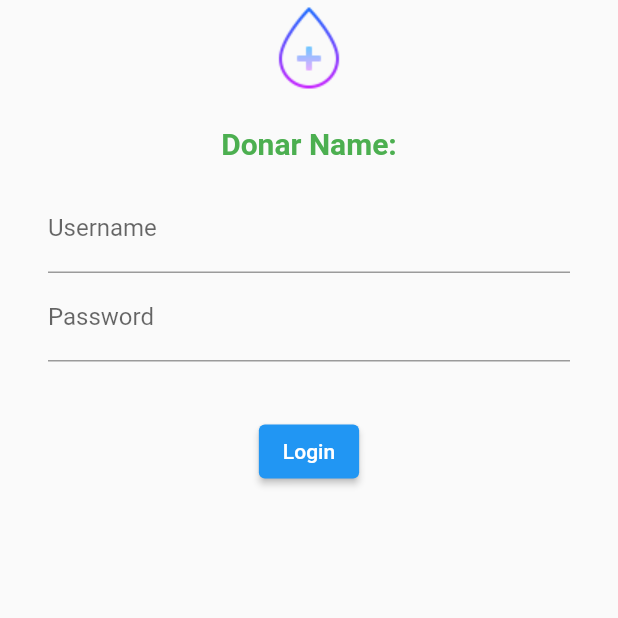
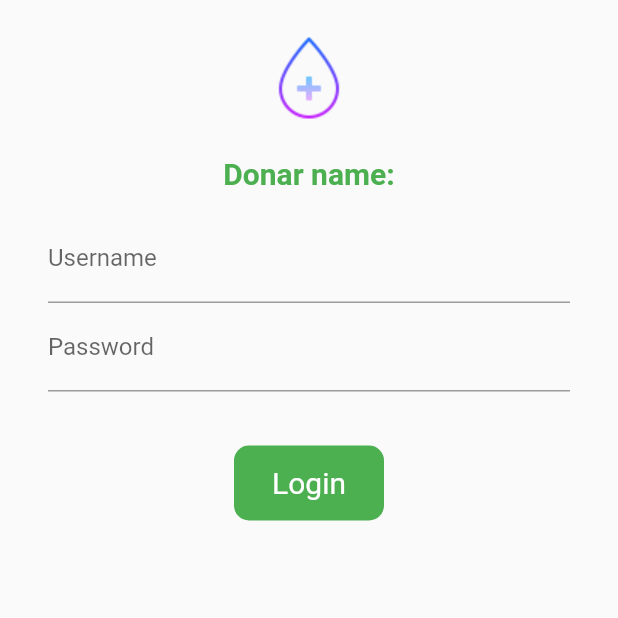
Before and after one commit to AntorAcs2239/Flutter_Practice_Project, a Flutter app: the screen it shows after launch, on a phone screen of 412 x 824 dp, the top half of it. Run offline on Flutter 3.47's test engine with Material 2 defaults, Android fonts, the phone set to English and light mode, and no system bars.

Commit message:
Animated button and Navigator

```diff
--- a/lib/page2.dart
+++ b/lib/page2.dart
@@ -1,19 +1,25 @@
-import 'dart:html';
-
+import 'package:firstflutter/Home.dart';
+import 'package:firstflutter/main.dart';
+import 'package:firstflutter/utils/routes.dart';
 import 'package:flutter/material.dart';
 
 class page2 extends StatefulWidget {
   @override
   State<page2> createState() => _page2State();
 }
+
 class _page2State extends State<page2> {
-  String name="";
+  String name = "";
+  bool flag = false;
   @override
   Widget build(BuildContext context) {
     return Center(
       child: Material(
         child: Column(
           children: [
+            SizedBox(
+              height: 20,
+            ),
             Image.asset(
               'assest/images/icon2.png',
               fit: BoxFit.cover,
@@ -21,42 +27,77 @@ class _page2State extends State<page2> {
             SizedBox(
               height: 20,
             ),
-            Text('Donar Name:$name',
+            Text('Donar name:$name',
                 style: TextStyle(
                   fontSize: 20,
                   fontWeight: FontWeight.bold,
                   color: Colors.green,
                 )),
             Padding(
-             padding: const EdgeInsets.symmetric(vertical: 16.0,horizontal: 32),
+              padding:
+                  const EdgeInsets.symmetric(vertical: 16.0, horizontal: 32),
               child: Column(
                 children: [
                   TextFormField(
                     decoration: InputDecoration(
                         hintText: 'Enter your Username', labelText: 'Username'),
-                   onChanged: (value){
-                     name=value;
-                     setState(() {
-
-                     });
+                    onChanged: (value) {
+                      name = value;
+                      setState(() {});
                     },
                   ),
                   TextFormField(
                       obscureText: true,
                       decoration: InputDecoration(
-                       hintText: 'Enter your Password', labelText: 'Password',)
-                 ),
+                        hintText: 'Enter your Password',
+                        labelText: 'Password',
+                      )),
                 ],
               ),
             ),
             SizedBox(
               height: 20,
             ),
-            ElevatedButton(
-              child: Text("Login",style: TextStyle(color:Colors.white),),
-              onPressed: (){
+            Material(
+              borderRadius: BorderRadius.circular(flag ? 50 : 10),
+              color: Colors.green,
+              child: InkWell(
+                onTap: () async {
+                  setState(() {
+                    flag = true;
+                  });
+                  await Future.delayed(Duration(seconds: 1));
+                  await Navigator.pushNamed(context, All_Routes.home);
+                  setState(() {
+                    flag = false;
+                  });
                 },
+                child: AnimatedContainer(
+                  duration: Duration(seconds: 1),
+                  width: flag ? 50 : 100,
+                  height: 50,
+                  alignment: Alignment.center,
+                  child: flag
+                      ? Icon(
+                          Icons.done,
+                          color: Colors.white,
                         )
+                      : Text(
+                          'Login',
+                          style: TextStyle(color: Colors.white, fontSize: 20),
+                        ),
+                ),
+              ),
+            )
+            // ElevatedButton(
+            //   child: Text(
+            //     "Login",
+            //     style: TextStyle(color: Colors.white),
+            //   ),
+            //   onPressed: () {
+            //     //Navigator.push(context, home())
+            //   },
+            // )
           ],
         ),
       ),
```
Lines whose indentation alone changed are shown as unchanged.
